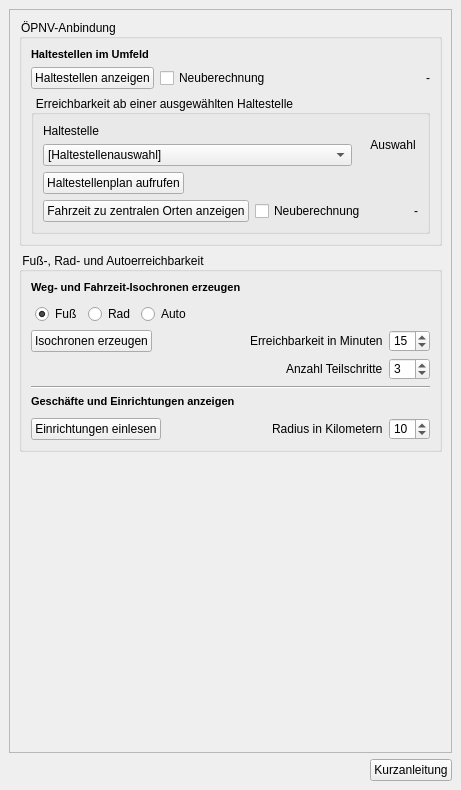
The window that projektcheck/ui/ProjektCheck_dockwidget_analysis_02-Err.ui (projektcheck/ProjektCheck-QGIS) describes before a commit, drawn with Qt 5.
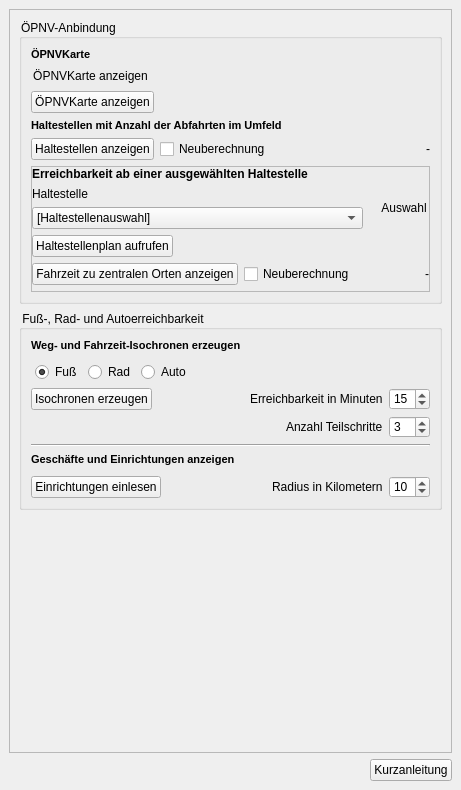
The same window after the commit. Icons and pictures are not drawn. Custom widgets are drawn as their Qt base class.

Commit message: icon+button OePNVKarte (+alternative version), redesigned "stops_group" as frame (in /Erreichbarkeiten/ÖPNV-Anbindung), rearranged buttons + radiobuttons in "Bodenbedeckung zeichnen" (in /Ökologie/Leistungsfähigkeit des Bodens)

What changed in the file:
```diff
--- a/projektcheck/ui/ProjektCheck_dockwidget_analysis_02-Err.ui
+++ b/projektcheck/ui/ProjektCheck_dockwidget_analysis_02-Err.ui
@@ -73,8 +73,8 @@
         <rect>
          <x>0</x>
          <y>0</y>
-         <width>447</width>
-         <height>734</height>
+         <width>441</width>
+         <height>716</height>
         </rect>
        </property>
        <layout class="QVBoxLayout" name="verticalLayout_2">
@@ -105,6 +105,94 @@
            <property name="bottomMargin">
             <number>9</number>
            </property>
+           <item>
+            <widget class="QLabel" name="label_6">
+             <property name="font">
+              <font>
+               <pointsize>8</pointsize>
+               <weight>75</weight>
+               <italic>false</italic>
+               <bold>true</bold>
+               <underline>false</underline>
+               <strikeout>false</strikeout>
+              </font>
+             </property>
+             <property name="text">
+              <string>ÖPNVKarte</string>
+             </property>
+            </widget>
+           </item>
+           <item>
+            <widget class="QPushButton" name="oepnvkarte_button_checkable">
+             <property name="sizePolicy">
+              <sizepolicy hsizetype="Fixed" vsizetype="Fixed">
+               <horstretch>0</horstretch>
+               <verstretch>0</verstretch>
+              </sizepolicy>
+             </property>
+             <property name="cursor">
+              <cursorShape>PointingHandCursor</cursorShape>
+             </property>
+             <property name="layoutDirection">
+              <enum>Qt::LeftToRight</enum>
+             </property>
+             <property name="text">
+              <string>ÖPNVKarte anzeigen</string>
+             </property>
+             <property name="icon">
+              <iconset>
+               <normaloff>../../images/iconset_mob/20190619_iconset_mob_oepnvkarte_02.png</normaloff>
+               <normalon>../../images/iconset_mob/20190619_iconset_mob_oepnvkarte_01.png</normalon>../../images/iconset_mob/20190619_iconset_mob_oepnvkarte_02.png</iconset>
+             </property>
+             <property name="iconSize">
+              <size>
+               <width>24</width>
+               <height>24</height>
+              </size>
+             </property>
+             <property name="checkable">
+              <bool>true</bool>
+             </property>
+             <property name="flat">
+              <bool>true</bool>
+             </property>
+            </widget>
+           </item>
+           <item>
+            <widget class="QPushButton" name="oepnvkarte_button">
+             <property name="sizePolicy">
+              <sizepolicy hsizetype="Fixed" vsizetype="Fixed">
+               <horstretch>0</horstretch>
+               <verstretch>0</verstretch>
+              </sizepolicy>
+             </property>
+             <property name="cursor">
+              <cursorShape>PointingHandCursor</cursorShape>
+             </property>
+             <property name="layoutDirection">
+              <enum>Qt::LeftToRight</enum>
+             </property>
+             <property name="text">
+              <string>ÖPNVKarte anzeigen</string>
+             </property>
+             <property name="icon">
+              <iconset>
+               <normaloff>../../images/iconset_mob/20190619_iconset_mob_oepnvkarte_03.png</normaloff>../../images/iconset_mob/20190619_iconset_mob_oepnvkarte_03.png</iconset>
+             </property>
+             <property name="iconSize">
+              <size>
+               <width>16</width>
+               <height>16</height>
+              </size>
+             </property>
+             <property name="checkable">
+              <bool>false</bool>
+             </property>
+             <property name="flat">
+              <bool>false</bool>
+             </property>
+            </widget>
+           </item>
            <item>
             <widget class="QLabel" name="label_2">
              <property name="font">
@@ -118,7 +206,7 @@
               </font>
              </property>
              <property name="text">
-              <string>Haltestellen im Umfeld</string>
+              <string>Haltestellen mit Anzahl der Abfahrten im Umfeld</string>
              </property>
             </widget>
            </item>
@@ -141,8 +229,8 @@
                </property>
                <property name="iconSize">
                 <size>
-                 <width>18</width>
-                 <height>18</height>
+                 <width>16</width>
+                 <height>16</height>
                 </size>
                </property>
                <property name="flat">
@@ -170,11 +258,39 @@
             </layout>
            </item>
            <item>
-            <widget class="QGroupBox" name="stops_group">
-             <property name="title">
-              <string>Erreichbarkeit ab einer ausgewählten Haltestelle</string>
+            <widget class="QFrame" name="stops_group">
+             <property name="frameShape">
+              <enum>QFrame::StyledPanel</enum>
              </property>
-             <layout class="QVBoxLayout" name="verticalLayout_4">
+             <property name="frameShadow">
+              <enum>QFrame::Raised</enum>
+             </property>
+             <layout class="QVBoxLayout" name="verticalLayout_5">
+              <property name="leftMargin">
+               <number>0</number>
+              </property>
+              <property name="topMargin">
+               <number>0</number>
+              </property>
+              <property name="rightMargin">
+               <number>0</number>
+              </property>
+              <property name="bottomMargin">
+               <number>6</number>
+              </property>
+              <item>
+               <widget class="QLabel" name="label_9">
+                <property name="font">
+                 <font>
+                  <weight>75</weight>
+                  <bold>true</bold>
+                 </font>
+                </property>
+                <property name="text">
+                 <string>Erreichbarkeit ab einer ausgewählten Haltestelle</string>
+                </property>
+               </widget>
+              </item>
               <item>
                <layout class="QHBoxLayout" name="horizontalLayout_4">
                 <item>
```
Left out of the diff: 2 changed lines with no effect on the pictures. The commit also changes 4 other files.
